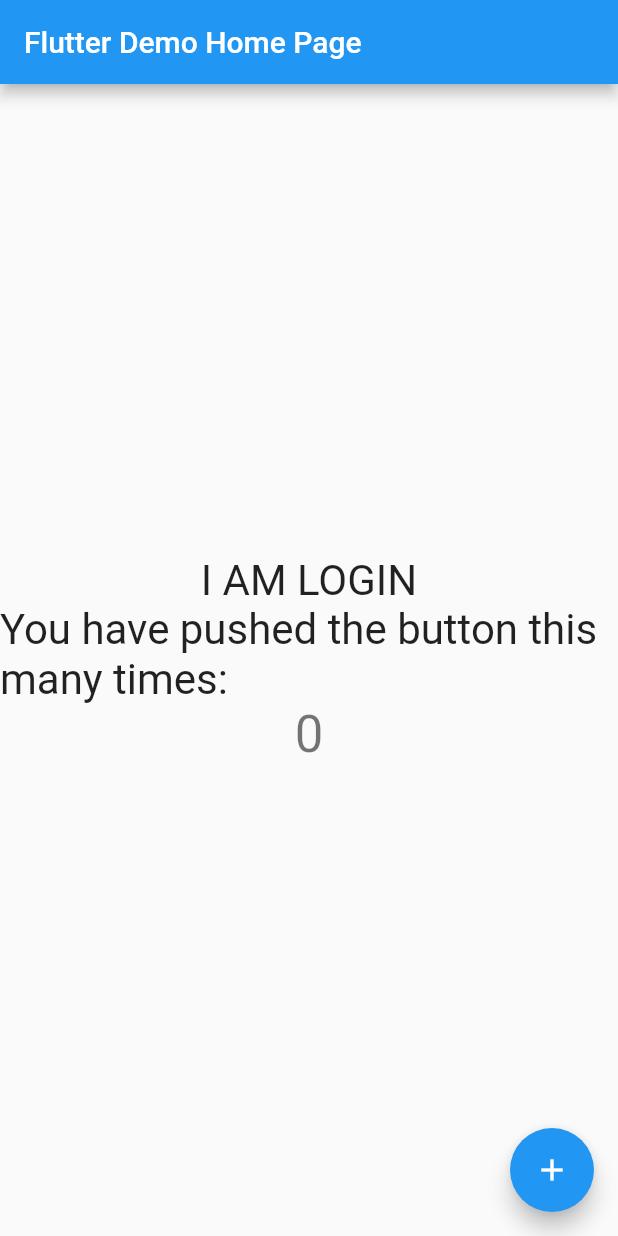
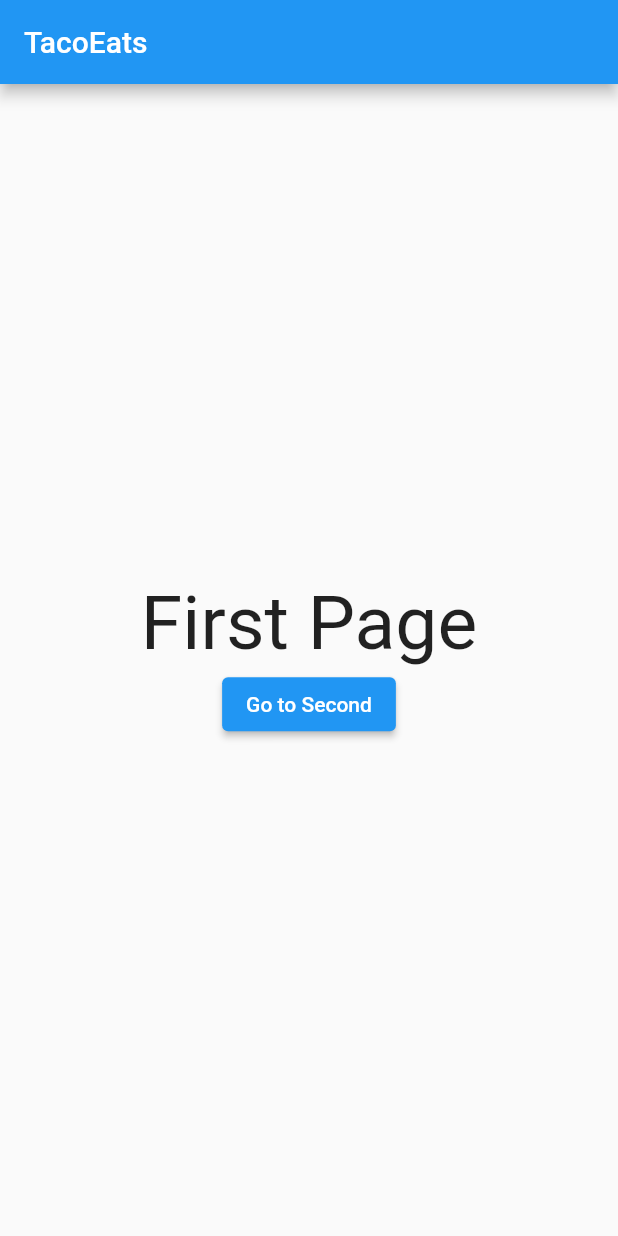
Before and after one commit to JakeSiewJK64/tacoeats, a Flutter app: the screen it shows after launch, on a phone screen of 412 x 824 dp. Run offline on Flutter 3.47's test engine with Material 2 defaults, Android fonts, the phone set to English and light mode, and no system bars.

Commit message:
added routing

```diff
--- /dev/null
+++ b/lib/FirstPage/FirstPage.dart
@@ -0,0 +1,32 @@
+import 'package:flutter/material.dart';
+import '../SecondPage/SecondPage.dart';
+
+class FirstPage extends StatelessWidget {
+  @override
+  Widget build(BuildContext context) {
+    return Scaffold(
+      appBar: AppBar(
+        title: const Text('TacoEats'),
+      ),
+      body: Center(
+        child: Column(
+          mainAxisSize: MainAxisSize.min,
+          children: <Widget>[
+            const Text(
+              'First Page',
+              style: TextStyle(fontSize: 50),
+            ),
+            ElevatedButton(
+                onPressed: () => {
+                      Navigator.of(context).push(
+                        MaterialPageRoute(
+                            builder: (context) => (SecondPage(data: 'text'))),
+                      ),
+                    },
+                child: const Text('Go to Second')),
+          ],
+        ),
+      ),
+    );
+  }
+}
--- a/lib/Login/Login.dart
+++ b/lib/Login/Login.dart
@@ -9,7 +9,7 @@
   Widget build(BuildContext context) {
     return Container(
       width: double.infinity,
-      child: Text(
+      child: const Text(
         "I AM LOGIN",
         style: TextStyle(fontSize: 28),
         textAlign: TextAlign.center,
--- a/lib/main.dart
+++ b/lib/main.dart
@@ -1,71 +1,17 @@
 import 'package:flutter/material.dart';
-import 'Home/Home.dart';
-import 'Login/Login.dart';
+import 'package:tacoeats/FirstPage/FirstPage.dart';
+import 'package:tacoeats/Login/login.dart';
 
-void main() {
-  runApp(const MyApp());
-}
+void main() => runApp(MyApp());
 
 class MyApp extends StatelessWidget {
-  const MyApp({Key? key}) : super(key: key);
-
-  // This widget is the root of your application.
   @override
   Widget build(BuildContext context) {
     return MaterialApp(
-      title: 'Flutter Demo',
-      theme: ThemeData(
-        primarySwatch: Colors.blue,
-      ),
-      home: const MyHomePage(title: 'Flutter Demo Home Page'),
-    );
+        title: "TacoEats",
+        theme: ThemeData(
+          primarySwatch: Colors.blue,
+        ),
+        home: FirstPage());
   }
 }
-
-class MyHomePage extends StatefulWidget {
-  const MyHomePage({Key? key, required this.title}) : super(key: key);
-
-  final String title;
-
-  @override
-  State<MyHomePage> createState() => _MyHomePageState();
-}
-
-class _MyHomePageState extends State<MyHomePage> {
-  int _counter = 0;
-
-  void _incrementCounter() {
-    setState(() {
-      _counter++;
-    });
-  }
-
-  @override
-  Widget build(BuildContext context) {
-    return Scaffold(
-      appBar: AppBar(
-        title: Text(widget.title),
-      ),
-      body: Center(
-        child: Column(
-          mainAxisAlignment: MainAxisAlignment.center,
-          children: <Widget>[
-            Login(),
-            Home(
-              'You have pushed the button this many times:',
-            ),
-            Text(
-              '$_counter',
-              style: Theme.of(context).textTheme.headline4,
-            ),
-          ],
-        ),
-      ),
-      floatingActionButton: FloatingActionButton(
-        onPressed: _incrementCounter,
-        tooltip: 'Increment',
-        child: const Icon(Icons.add),
-      ),
-    );
-  }
-}
```
Also changed, not shown: lib/SecondPage/SecondPage.dart (added, +26 -0 lines).
